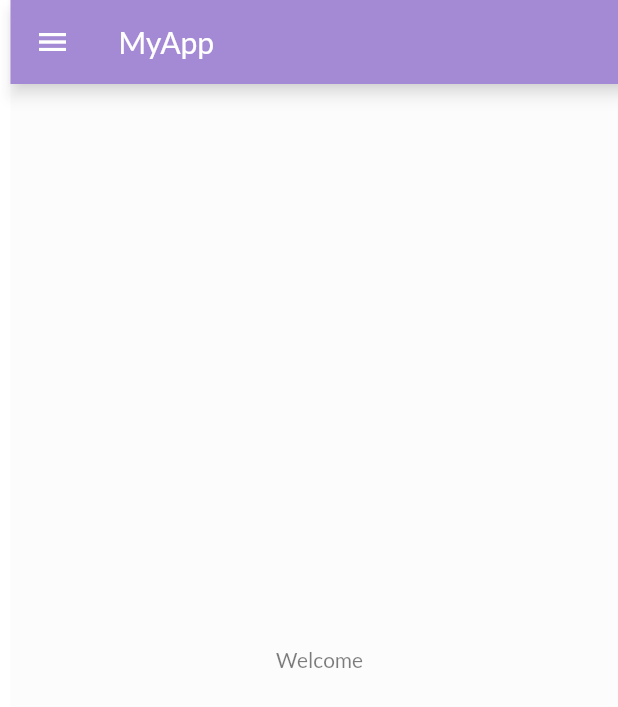
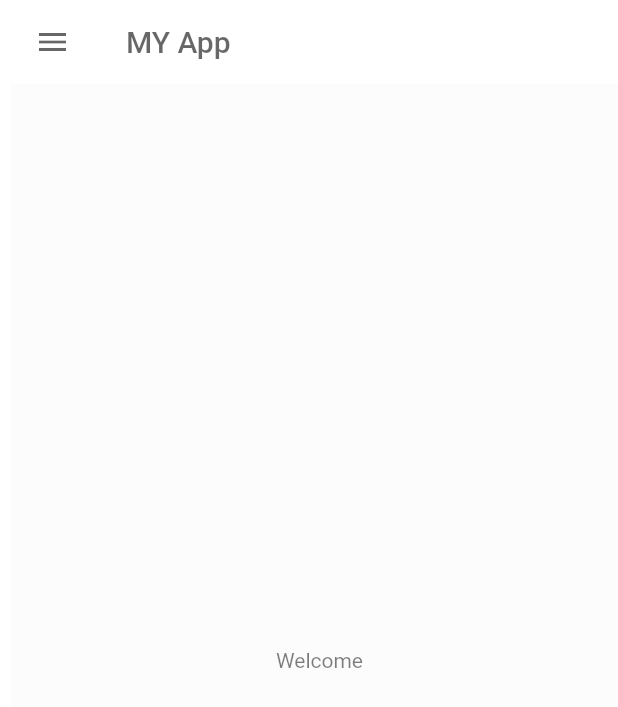
Before and after one commit to rohandocx/Catalogue-App, a Flutter app: the screen it shows after launch, after a tap on "login", on a phone screen of 412 x 824 dp. Shown: the top 707 px of the screen. Run offline on Flutter 3.47's test engine with Material 2 defaults, Android fonts, the phone set to English and light mode, and no system bars; our stand-ins replace google_fonts.

Commit message:
Thmes completed

```diff
--- a/lib/Pages/Home_page.dart
+++ b/lib/Pages/Home_page.dart
@@ -9,7 +9,12 @@ class Homepage extends StatelessWidget {
   Widget build(BuildContext context) {
     return Scaffold(
       appBar: AppBar(
-        title: Text("MyApp"),
+        title: Text(" MY App", style: TextStyle(color: Colors.black)),
+        backgroundColor: Colors.white,
+        elevation: 0.0,
+        iconTheme: IconThemeData(color: Colors.black),
+        // ignore: deprecated_member_use
+        textTheme: Theme.of(context).textTheme,
       ),
       body: Center(
         child: Container(
--- /dev/null
+++ b/lib/Themes/Themes.dart
@@ -0,0 +1,14 @@
+import 'package:flutter/material.dart';
+import 'package:google_fonts/google_fonts.dart';
+
+class MyTheme{
+   ThemeData get themdata  =>ThemeData(
+
+        primarySwatch: Colors.deepPurple,
+        fontFamily: GoogleFonts.lato().fontFamily,
+
+      );
+
+
+
+}
--- a/lib/main.dart
+++ b/lib/main.dart
@@ -2,6 +2,9 @@ import 'package:flutter/material.dart';
 import 'package:flutter_course/utils/routes.dart';
 import 'Pages/Login_page.dart';
 import 'Pages/Home_page.dart';
+// ignore: unused_import
+import 'Themes/Themes.dart';
+// ignore: unused_import
 import 'package:google_fonts/google_fonts.dart';
 
 void main() {
@@ -13,9 +16,6 @@ class MyApp extends StatelessWidget {
   Widget build(BuildContext context) {
     return MaterialApp(
       themeMode: ThemeMode.light,
-      theme: ThemeData(
-          primarySwatch: Colors.deepPurple,
-          fontFamily: GoogleFonts.lato().fontFamily),
       darkTheme: ThemeData(
         brightness: Brightness.dark,
       ),
```
